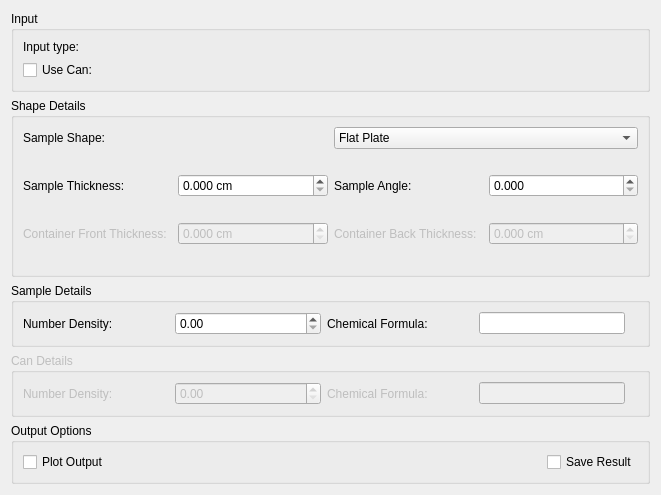
Above: Code/Mantid/MantidQt/CustomInterfaces/inc/MantidQtCustomInterfaces/Indirect/CalcCorr.ui from mantidproject/mantid before the change. Below: the same form after it.
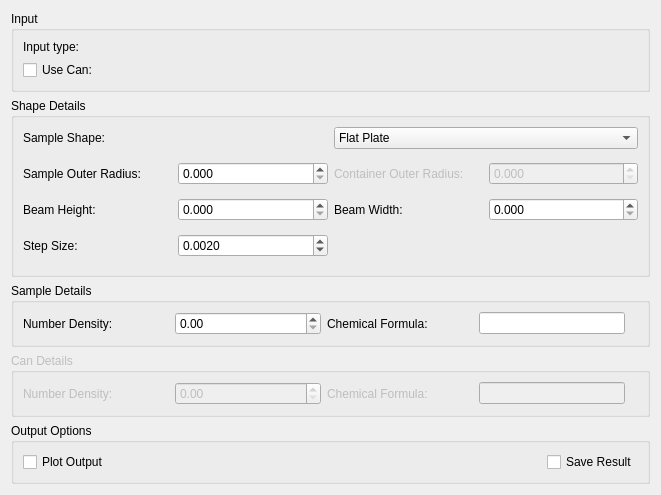
That is the form after the change. The open tabs and pages were chosen to show the change. Custom widgets are drawn as their Qt base class.

Commit message:
Added annulus option
Refs #11480

```diff
--- a/Code/Mantid/MantidQt/CustomInterfaces/inc/MantidQtCustomInterfaces/Indirect/CalcCorr.ui
+++ b/Code/Mantid/MantidQt/CustomInterfaces/inc/MantidQtCustomInterfaces/Indirect/CalcCorr.ui
@@ -358,6 +358,113 @@
           </item>
          </layout>
         </widget>
+        <widget class="QWidget" name="pgAnnulus">
+         <layout class="QGridLayout" name="gridLayout_5">
+          <property name="margin">
+           <number>0</number>
+          </property>
+          <item row="5" column="3">
+           <widget class="QDoubleSpinBox" name="spAnnBeamWidth">
+            <property name="decimals">
+             <number>3</number>
+            </property>
+            <property name="singleStep">
+             <double>0.100000000000000</double>
+            </property>
+           </widget>
+          </item>
+          <item row="5" column="2">
+           <widget class="QLabel" name="lbAnnBeamWidth">
+            <property name="text">
+             <string>Beam Width:</string>
+            </property>
+           </widget>
+          </item>
+          <item row="5" column="0">
+           <widget class="QLabel" name="lbAnnBeamHeight">
+            <property name="text">
+             <string>Beam Height:</string>
+            </property>
+           </widget>
+          </item>
+          <item row="5" column="1">
+           <widget class="QDoubleSpinBox" name="spAnnBeamHeight">
+            <property name="decimals">
+             <number>3</number>
+            </property>
+            <property name="singleStep">
+             <double>0.100000000000000</double>
+            </property>
+           </widget>
+          </item>
+          <item row="7" column="0">
+           <widget class="QLabel" name="lbAnnStepSize">
+            <property name="text">
+             <string>Step Size:</string>
+            </property>
+           </widget>
+          </item>
+          <item row="7" column="1">
+           <widget class="QDoubleSpinBox" name="spAnnStepSize">
+            <property name="decimals">
+             <number>4</number>
+            </property>
+            <property name="singleStep">
+             <double>0.001000000000000</double>
+            </property>
+            <property name="value">
+             <double>0.002000000000000</double>
+            </property>
+           </widget>
+          </item>
+          <item row="0" column="0">
+           <widget class="QLabel" name="lbAnnSampleOuterRadius">
+            <property name="text">
+             <string>Sample Outer Radius:</string>
+            </property>
+           </widget>
+          </item>
+          <item row="0" column="1">
+           <widget class="QDoubleSpinBox" name="spAnnSampleOuterRadius">
+            <property name="decimals">
+             <number>3</number>
+            </property>
+            <property name="maximum">
+             <double>9999.989999999999782</double>
+            </property>
+            <property name="singleStep">
+             <double>0.100000000000000</double>
+            </property>
+           </widget>
+          </item>
+          <item row="0" column="3">
+           <widget class="QDoubleSpinBox" name="spAnnCanOuterRadius">
+            <property name="enabled">
+             <bool>false</bool>
+            </property>
+            <property name="decimals">
+             <number>3</number>
+            </property>
+            <property name="maximum">
+             <double>9999.989999999999782</double>
+            </property>
+            <property name="singleStep">
+             <double>0.100000000000000</double>
+            </property>
+           </widget>
+          </item>
+          <item row="0" column="2">
+           <widget class="QLabel" name="lbAnnCanOuterRadius">
+            <property name="enabled">
+             <bool>false</bool>
+            </property>
+            <property name="text">
+             <string>Container Outer Radius:</string>
+            </property>
+           </widget>
+          </item>
+         </layout>
+        </widget>
        </widget>
       </item>
      </layout>
```
Left out of the diff: 56 changed lines with no effect on the pictures. The commit also changes 2 other files.
